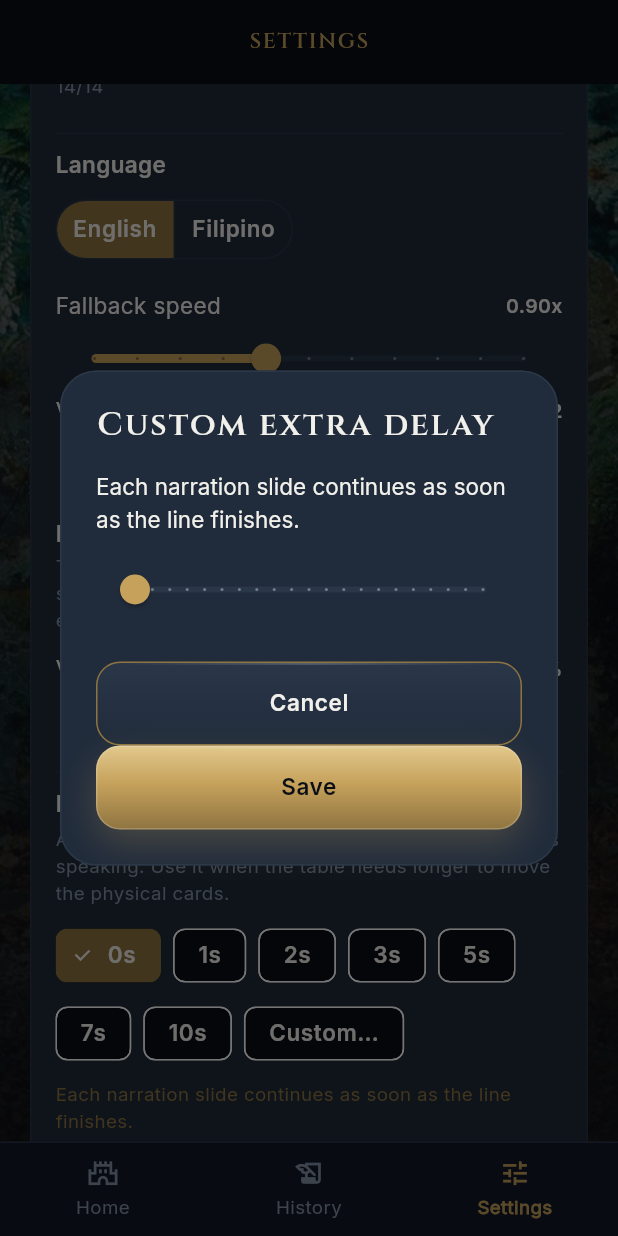
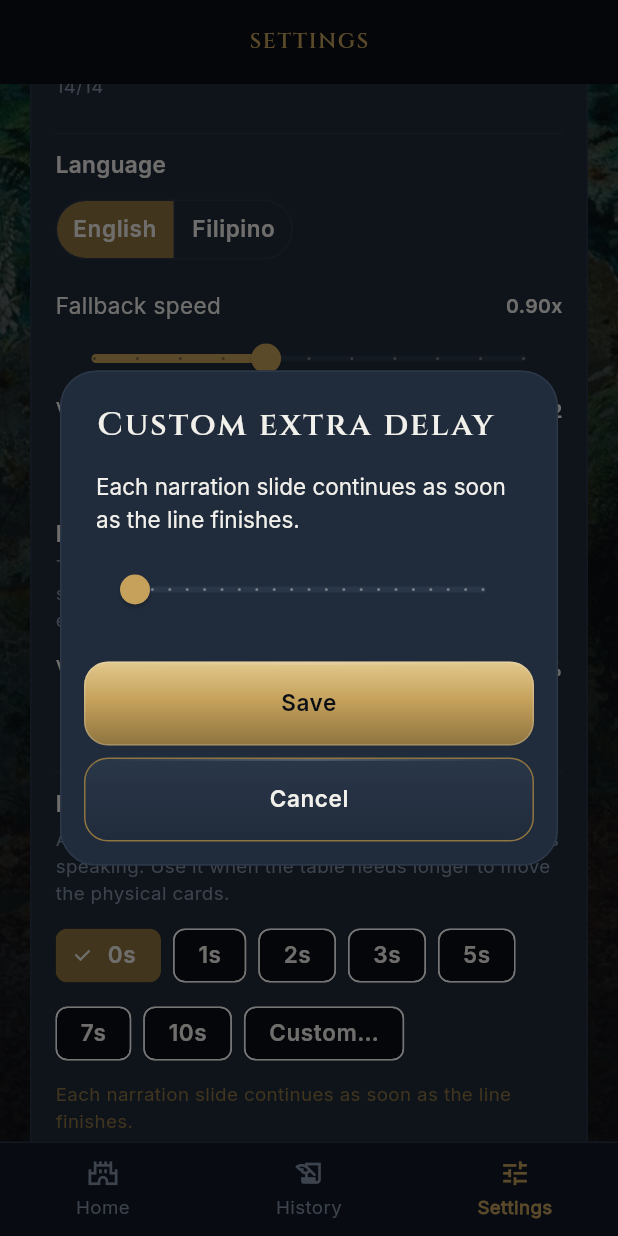
Before and after one commit to Akiprofit/avalon-companion, a Flutter app: the screen it shows after launch, item 3 of the bottom bar chosen, scrolled down 576 dp, after a tap on "Custom…", on a phone screen of 412 x 824 dp. Run offline on Flutter 3.47's test engine with Material 3 defaults, Android fonts, the phone set to English and light mode, and no system bars; our stand-ins replace cupertino_ui, drift, drift_flutter, flutter_riverpod, go_router, material_ui; accounts and stored records are empty; generated files the repository leaves out were written again.

Commit message:
Release 1.8.3: no halo, and dialogs wear the app's buttons
The 25% gold halo under the gold and destructive faces could not be seen against the photographic plates, so it is gone, together with AppColors.goldGlow and AppColors.dangerGlow. buttons_test.dart now fails if a boxShadow returns to a button face.

Dialogs ended in bare TextButtons, which read as links beside the gold actions behind them. A shared DialogActions block gives every dialog a dominant action on top and a quiet way out under it: the vote outcome, quest result, quest confirm, voice-name prompt and custom-delay dialog, plus ConfirmationDialog, both PIN prompts and Clear history.

354 tests pass (widget 109, unit and database 245), analyze clean. Signed 1.8.3+30 installed and walked on the Galaxy A36.

```diff
--- a/lib/core/constants/app_info.dart
+++ b/lib/core/constants/app_info.dart
@@ -1,7 +1,7 @@
 /// Static app metadata shown on the About section and the home footer.
 abstract final class AppInfo {
   static const name = 'Avalon Companion';
-  static const version = '1.8.2';
+  static const version = '1.8.3';
   static const buildPhase = 'Phase 12';
   static const disclaimer =
       'Unofficial fan-made companion for The Resistance: Avalon. '
--- a/lib/core/theme/app_colors.dart
+++ b/lib/core/theme/app_colors.dart
@@ -53,10 +53,6 @@ abstract final class AppColors {
   /// The same hairline at zero alpha, so a shine can fade out at both ends.
   static const hairlineFade = Color(0x00F1F0EB);
 
-  /// The glow under a gold action, and under a destructive one.
-  static const goldGlow = Color(0x40C5A15B);
-  static const dangerGlow = Color(0x40B84B4B);
-
   /// Text/icon colour appropriate on top of gold surfaces.
   static const onGold = Color(0xFF0B0E14);
 
--- a/lib/core/widgets/button_frame.dart
+++ b/lib/core/widgets/button_frame.dart
@@ -6,9 +6,13 @@ import '../theme/app_metrics.dart';
 /// The surface shared by every app button.
 ///
 /// One place for the things a button should never get wrong: the gradient
-/// face, the hairline along its edge, the glow that lifts it off the artwork,
-/// and a press that sinks it a hair and ripples in gold. Each button only
-/// chooses its own colours and content.
+/// face, the hairline along its edge, the catch of light on the top edge, and a
+/// press that sinks it a hair and ripples in gold. Each button only chooses its
+/// own colours and content.
+///
+/// There is deliberately no drop shadow. The face is drawn as part of the
+/// artwork rather than floating over it, and a halo that cannot be seen against
+/// the plates is decoration that does no work.
 class ButtonFrame extends StatefulWidget {
   const ButtonFrame({
     super.key,
@@ -17,7 +21,6 @@ class ButtonFrame extends StatefulWidget {
     required this.gradient,
     required this.borderColor,
     this.enabled = true,
-    this.glow,
     this.inkKey,
     this.height = 56,
     this.radius = Radii.card,
@@ -31,9 +34,6 @@ class ButtonFrame extends StatefulWidget {
   final Gradient gradient;
   final Color borderColor;
   final bool enabled;
-
-  /// Colour of the soft shadow under the face. Null for a quiet button.
-  final Color? glow;
 
   /// Key for the tappable layer, so a test can prove the button reacts.
   final Key? inkKey;
@@ -74,14 +74,6 @@ class _ButtonFrameState extends State<ButtonFrame> {
               gradient: widget.gradient,
               borderRadius: corners,
               border: Border.all(color: widget.borderColor),
-              boxShadow: [
-                if (widget.glow != null)
-                  BoxShadow(
-                    color: widget.glow!,
-                    blurRadius: 20,
-                    offset: const Offset(0, 9),
-                  ),
-              ],
             ),
             child: Stack(
               // `passthrough` keeps the face sized by its content when the
--- a/lib/core/widgets/danger_button.dart
+++ b/lib/core/widgets/danger_button.dart
@@ -37,7 +37,6 @@ class DangerButton extends StatelessWidget {
         enabled: onPressed != null,
         gradient: _face,
         borderColor: AppColors.hairline,
-        glow: AppColors.dangerGlow,
         // The face sinks, and the content steps down with it.
         pressedPadding: const EdgeInsets.fromLTRB(
           Space.lg,
--- /dev/null
+++ b/lib/core/widgets/dialog_actions.dart
@@ -0,0 +1,78 @@
+import 'package:material_ui/material_ui.dart';
+
+import '../theme/app_metrics.dart';
+import 'danger_button.dart';
+import 'primary_button.dart';
+import 'secondary_button.dart';
+
+/// The action block at the foot of a dialog.
+///
+/// Dialogs used to end in bare `TextButton`s, which read as links next to the
+/// gold buttons on every screen behind them, and in a row when the rest of the
+/// app stacks its actions. One dominant action at the top, one way out under
+/// it, both full width and both a thumb's width tall.
+class DialogActions extends StatelessWidget {
+  const DialogActions({
+    super.key,
+    required this.primaryLabel,
+    required this.onPrimary,
+    this.primaryKey,
+    this.primaryIcon,
+    this.secondaryLabel,
+    this.onSecondary,
+    this.secondaryKey,
+    this.isDestructive = false,
+  });
+
+  final String primaryLabel;
+  final VoidCallback onPrimary;
+  final Key? primaryKey;
+  final IconData? primaryIcon;
+
+  /// The quiet way out. Omitted when a dialog has only one answer.
+  final String? secondaryLabel;
+  final VoidCallback? onSecondary;
+  final Key? secondaryKey;
+
+  final bool isDestructive;
+
+  @override
+  Widget build(BuildContext context) {
+    return Column(
+      mainAxisSize: MainAxisSize.min,
+      crossAxisAlignment: CrossAxisAlignment.stretch,
+      children: [
+        if (isDestructive)
+          DangerButton(
+            key: primaryKey,
+            label: primaryLabel,
+            icon: primaryIcon,
+            onPressed: onPrimary,
+          )
+        else
+          PrimaryButton(
+            key: primaryKey,
+            label: primaryLabel,
+            icon: primaryIcon,
+            onPressed: onPrimary,
+          ),
+        if (secondaryLabel != null) ...[
+          const SizedBox(height: Space.xs),
+          SecondaryButton(
+            key: secondaryKey,
+            label: secondaryLabel!,
+            onPressed: onSecondary,
+          ),
+        ],
+      ],
+    );
+  }
+}
+
+/// The padding every dialog puts around [DialogActions].
+const dialogActionsPadding = EdgeInsets.fromLTRB(
+  Space.md,
+  0,
+  Space.md,
+  Space.md,
+);
--- a/lib/core/widgets/primary_button.dart
+++ b/lib/core/widgets/primary_button.dart
@@ -7,9 +7,8 @@ import 'button_frame.dart';
 
 /// The single dominant action on a screen — `avalon-ui-system`.
 ///
-/// A struck-gold face: light along the top edge, deep at the foot, a hairline
-/// where the light catches it and a warm glow so it lifts off the artwork. It
-/// sinks under the thumb.
+/// A struck-gold face: light along the top edge, deep at the foot, and a
+/// hairline where the light catches it. It sinks under the thumb.
 class PrimaryButton extends StatelessWidget {
   const PrimaryButton({
     super.key,
@@ -79,7 +78,6 @@ class PrimaryButton extends StatelessWidget {
           enabled: _enabled,
           gradient: _face,
           borderColor: AppColors.hairline,
-          glow: AppColors.goldGlow,
           // The face sinks, and the content steps down with it.
           pressedPadding: const EdgeInsets.fromLTRB(
             Space.lg,
--- a/lib/features/settings/settings_screen.dart
+++ b/lib/features/settings/settings_screen.dart
@@ -12,6 +12,7 @@ import '../../core/theme/artwork.dart';
 import '../../core/widgets/avalon_bottom_navigation.dart';
 import '../../core/widgets/avalon_screen.dart';
 import '../../core/widgets/confirmation_dialog.dart';
+import '../../core/widgets/dialog_actions.dart';
 import '../../core/widgets/gold_divider.dart';
 import '../../core/widgets/mc_pin_dialog.dart';
 import '../../core/widgets/medieval_card.dart';
@@ -499,15 +500,14 @@ class SettingsScreen extends ConsumerWidget {
               ),
             ],
           ),
+          actionsPadding: dialogActionsPadding,
           actions: [
-            SecondaryButton(
-              label: 'Cancel',
-              onPressed: () => Navigator.of(dialogContext).pop(),
-            ),
-            PrimaryButton(
-              key: const Key('settings_delay_save'),
-              label: 'Save',
-              onPressed: () => Navigator.of(dialogContext).pop(draft),
+            DialogActions(
+              primaryKey: const Key('settings_delay_save'),
+              primaryLabel: 'Save',
+              onPrimary: () => Navigator.of(dialogContext).pop(draft),
+              secondaryLabel: 'Cancel',
+              onSecondary: () => Navigator.of(dialogContext).pop(),
             ),
           ],
         ),
--- a/pubspec.yaml
+++ b/pubspec.yaml
@@ -2,7 +2,7 @@ name: avalon_companion
 description: "Offline Game Master companion for physical games of The Resistance: Avalon."
 publish_to: 'none'
 
-version: 1.8.2+29
+version: 1.8.3+30
 
 environment:
   sdk: ^3.14.0
```
Also changed, not shown: lib/core/widgets/confirmation_dialog.dart (+8 -29 lines), lib/core/widgets/mc_pin_dialog.dart (+13 -34 lines), lib/features/history/clear_history_dialog.dart (+15 -23 lines), lib/features/mission_results/quest_resolution_screen.dart (+27 -21 lines), lib/features/settings/voice_pack_picker.dart (+8 -8 lines), lib/features/voting/voting_screen.dart (+15 -11 lines), 4 other files.
